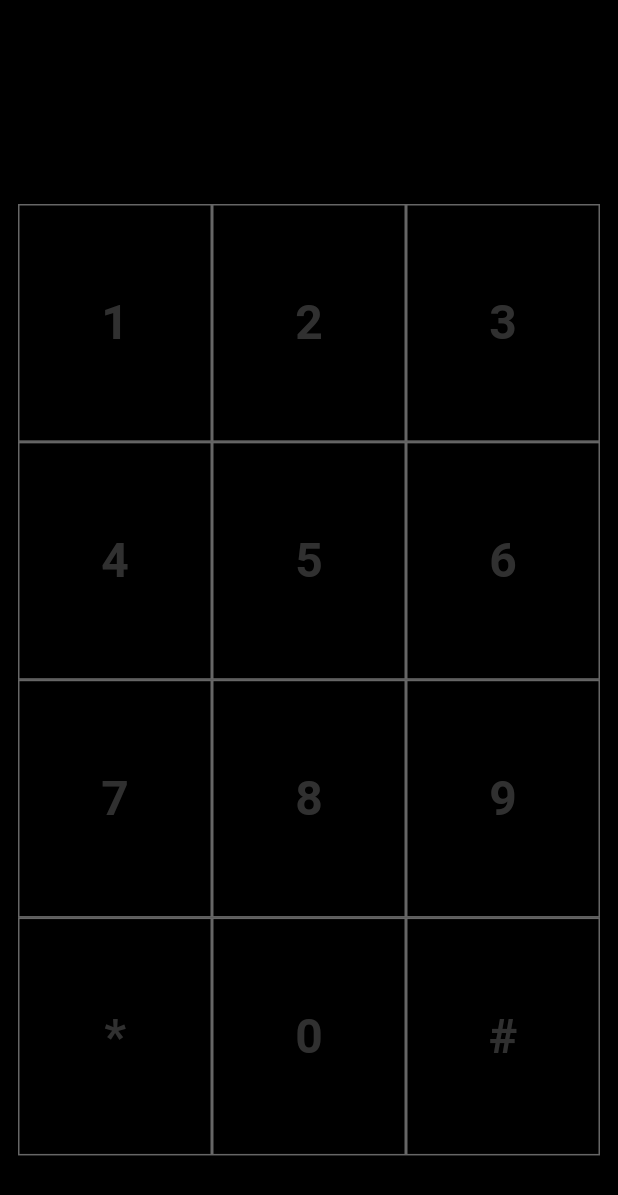
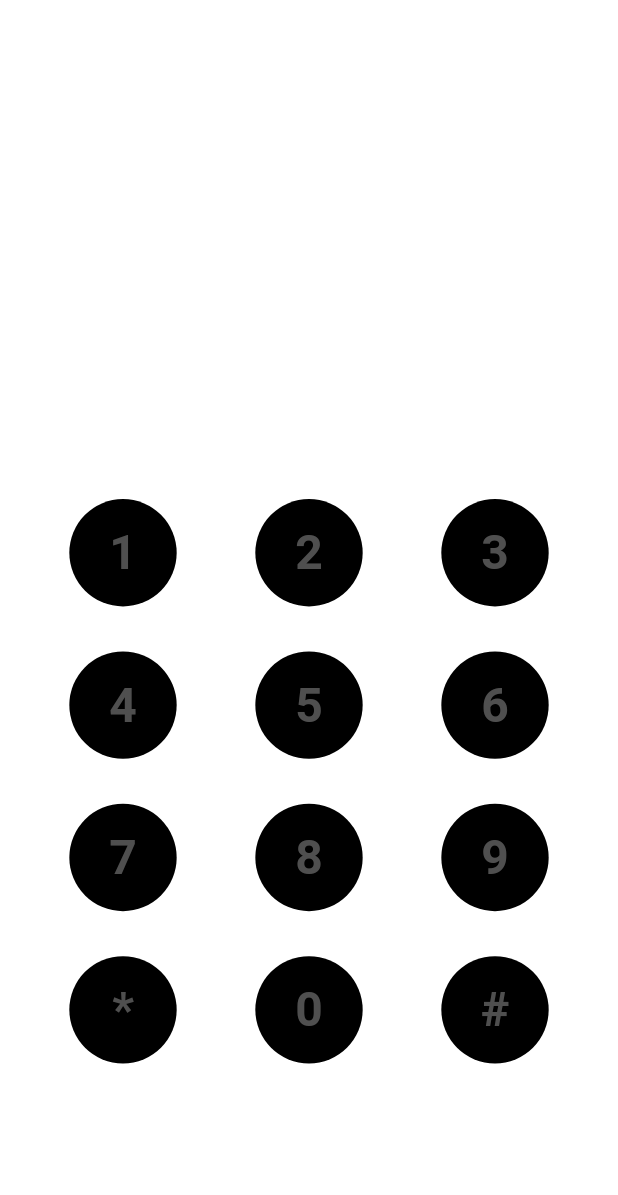
Before and after one commit to leejimin330/hwangsujinbabo, a Flutter app: the screen it shows after launch, on a phone screen of 412 x 824 dp. Shown: the top 1195 px of the screen. Run offline on Flutter 3.47's test engine with Material 2 defaults, Android fonts, the light colour scheme and no system bars; our stand-ins replace audioplayers, shared_preferences.

Commit message:
도어락 (밖) 디자인 수정

```diff
--- a/lib/main.dart
+++ b/lib/main.dart
@@ -24,7 +24,7 @@ class _AppState extends State<App> {
   String passwordInput = '';
   String notice = '';
   String wrongCount = '0';
-  Color noticeColor = Colors.white;
+  Color noticeColor = Colors.black;
   Map<String, dynamic> log = {
     '시간': '',
     '틀린 비밀번호': '',
@@ -36,7 +36,7 @@ class _AppState extends State<App> {
     passwordInitialization();
   }
 
-  Future passwordInitialization() async {
+  void passwordInitialization() async {
     passwordUpdated = await SharedPreferences.getInstance();
     if (passwordUpdated.getString('새 비밀번호') != null) {
       password = '';
@@ -87,7 +87,7 @@ class _AppState extends State<App> {
     if (isAsteriskPressed == false && passwordInput != '') {
       if (password == passwordInput) {
         if (noticeColor == Colors.red) {
-          noticeColor = Colors.white;
+          noticeColor = Colors.black;
         }
         if (isEmergencyAlarmOn) {
           emergencyAlarm.stop();
@@ -96,9 +96,9 @@ class _AppState extends State<App> {
         passwordInput = '';
         wrongCount = '0';
         notice = '';
-
+        //
         // 블루투스 신호 전달하기
-
+        //
       } else {
         wrongCount = (int.parse(wrongCount) + 1).toString();
         if (int.parse(wrongCount) >= 3) {
@@ -112,6 +112,9 @@ class _AppState extends State<App> {
         log['틀린 비밀번호'] = passwordInput;
         logJson = jsonEncode(log);
         passwordInput = '';
+        //
+        // 알림 전달
+        //
       }
       setState(() {});
     } else {
@@ -130,13 +133,13 @@ class _AppState extends State<App> {
   Widget build(BuildContext context) {
     return MaterialApp(
       home: Scaffold(
-        backgroundColor: Colors.black,
+        backgroundColor: Colors.white.withOpacity(0.99),
         body: Padding(
           padding: const EdgeInsets.only(
-            left: 12,
-            right: 12,
-            bottom: 24,
-            top: 60,
+            left: 20,
+            right: 20,
+            bottom: 100,
+            top: 250,
           ),
           child: Column(
             children: [
@@ -145,6 +148,7 @@ class _AppState extends State<App> {
                 child: Text(
                   notice,
                   style: TextStyle(
+                    fontWeight: FontWeight.w600,
                     fontSize: 32,
                     color: noticeColor,
                   ),
@@ -170,21 +174,23 @@ class _AppState extends State<App> {
                         onTap: () {
                           numberPressed('1');
                         },
+                        child: Padding(
+                          padding: const EdgeInsets.all(15),
                           child: Container(
                             alignment: Alignment.center,
-                          decoration: BoxDecoration(
-                            border: Border.all(
-                              color: Colors.white.withOpacity(0.4),
-                            ),
+                            decoration: const BoxDecoration(
+                              color: Colors.black,
+                              shape: BoxShape.circle,
                             ),
                             child: Text(
                               '1',
                               style: TextStyle(
                                 color: isAsteriskPressed
                                     ? Colors.white
-                                  : Colors.grey.withOpacity(0.3),
+                                    : Colors.grey.withOpacity(0.5),
                                 fontSize: 32,
                                 fontWeight: FontWeight.w600,
+                              ),
                             ),
                           ),
                         ),
@@ -196,21 +202,23 @@ class _AppState extends State<App> {
                         onTap: () {
                           numberPressed('2');
                         },
+                        child: Padding(
+                          padding: const EdgeInsets.all(15),
                           child: Container(
                             alignment: Alignment.center,
-                          decoration: BoxDecoration(
-                            border: Border.all(
-                              color: Colors.white.withOpacity(0.4),
-                            ),
+                            decoration: const BoxDecoration(
+                              color: Colors.black,
+                              shape: BoxShape.circle,
                             ),
                             child: Text(
                               '2',
                               style: TextStyle(
                                 color: isAsteriskPressed
                                     ? Colors.white
-                                  : Colors.grey.withOpacity(0.3),
+                                    : Colors.grey.withOpacity(0.5),
                                 fontSize: 32,
                                 fontWeight: FontWeight.w600,
+                              ),
                             ),
                           ),
                         ),
@@ -222,26 +230,28 @@ class _AppState extends State<App> {
                         onTap: () {
                           numberPressed('3');
                         },
+                        child: Padding(
+                          padding: const EdgeInsets.all(15),
                           child: Container(
                             alignment: Alignment.center,
-                          decoration: BoxDecoration(
-                            border: Border.all(
-                              color: Colors.white.withOpacity(0.4),
-                            ),
+                            decoration: const BoxDecoration(
+                              color: Colors.black,
+                              shape: BoxShape.circle,
                             ),
                             child: Text(
                               '3',
                               style: TextStyle(
                                 color: isAsteriskPressed
                                     ? Colors.white
-                                  : Colors.grey.withOpacity(0.3),
+                                    : Colors.grey.withOpacity(0.5),
                                 fontSize: 32,
                                 fontWeight: FontWeight.w600,
                               ),
                             ),
                           ),
                         ),
-                    )
+                      ),
+                    ),
                   ],
                 ),
               ),
@@ -255,21 +265,23 @@ class _AppState extends State<App> {
                         onTap: () {
                           numberPressed('4');
                         },
+                        child: Padding(
+                          padding: const EdgeInsets.all(15),
                           child: Container(
                             alignment: Alignment.center,
-                          decoration: BoxDecoration(
-                            border: Border.all(
-                              color: Colors.white.withOpacity(0.4),
-                            ),
+                            decoration: const BoxDecoration(
+                              color: Colors.black,
+                              shape: BoxShape.circle,
                             ),
                             child: Text(
                               '4',
                               style: TextStyle(
                                 color: isAsteriskPressed
                                     ? Colors.white
-                                  : Colors.grey.withOpacity(0.3),
+                                    : Colors.grey.withOpacity(0.5),
                                 fontSize: 32,
                                 fontWeight: FontWeight.w600,
+                              ),
                             ),
                           ),
                         ),
@@ -281,21 +293,23 @@ class _AppState extends State<App> {
                         onTap: () {
                           numberPressed('5');
                         },
+                        child: Padding(
+                          padding: const EdgeInsets.all(15),
                           child: Container(
                             alignment: Alignment.center,
-                          decoration: BoxDecoration(
-                            border: Border.all(
-                              color: Colors.white.withOpacity(0.4),
-                            ),
+                            decoration: const BoxDecoration(
+                              color: Colors.black,
+                              shape: BoxShape.circle,
                             ),
                             child: Text(
                               '5',
                               style: TextStyle(
                                 color: isAsteriskPressed
                                     ? Colors.white
-                                  : Colors.grey.withOpacity(0.3),
+                                    : Colors.grey.withOpacity(0.5),
                                 fontSize: 32,
                                 fontWeight: FontWeight.w600,
+                              ),
                             ),
                           ),
                         ),
@@ -307,26 +321,28 @@ class _AppState extends State<App> {
                         onTap: () {
                           numberPressed('6');
                         },
+                        child: Padding(
+                          padding: const EdgeInsets.all(15),
                           child: Container(
                             alignment: Alignment.center,
-                          decoration: BoxDecoration(
-                            border: Border.all(
-                              color: Colors.white.withOpacity(0.4),
-                            ),
+                            decoration: const BoxDecoration(
+                              color: Colors.black,
+                              shape: BoxShape.circle,
                             ),
                             child: Text(
                               '6',
                               style: TextStyle(
                                 color: isAsteriskPressed
                                     ? Colors.white
-                                  : Colors.grey.withOpacity(0.3),
+                                    : Colors.grey.withOpacity(0.5),
                                 fontSize: 32,
                                 fontWeight: FontWeight.w600,
                               ),
                             ),
                           ),
                         ),
-                    )
+                      ),
+                    ),
                   ],
                 ),
               ),
@@ -340,21 +356,23 @@ class _AppState extends State<App> {
                         onTap: () {
                           numberPressed('7');
                         },
+                        child: Padding(
+                          padding: const EdgeInsets.all(15),
                           child: Container(
                             alignment: Alignment.center,
-                          decoration: BoxDecoration(
-                            border: Border.all(
-                              color: Colors.white.withOpacity(0.4),
-                            ),
+                            decoration: const BoxDecoration(
+                              color: Colors.black,
+                              shape: BoxShape.circle,
                             ),
                             child: Text(
                               '7',
                               style: TextStyle(
                                 color: isAsteriskPressed
                                     ? Colors.white
-                                  : Colors.grey.withOpacity(0.3),
+                                    : Colors.grey.withOpacity(0.5),
                                 fontSize: 32,
                                 fontWeight: FontWeight.w600,
+                              ),
                             ),
                           ),
                         ),
@@ -366,21 +384,23 @@ class _AppState extends State<App> {
                         onTap: () {
                           numberPressed('8');
                         },
+                        child: Padding(
+                          padding: const EdgeInsets.all(15),
                           child: Container(
                             alignment: Alignment.center,
-                          decoration: BoxDecoration(
-                            border: Border.all(
-                              color: Colors.white.withOpacity(0.4),
-                            ),
+                            decoration: const BoxDecoration(
+                              color: Colors.black,
+                              shape: BoxShape.circle,
                             ),
                             child: Text(
                               '8',
                               style: TextStyle(
                                 color: isAsteriskPressed
                                     ? Colors.white
-                                  : Colors.grey.withOpacity(0.3),
+                                    : Colors.grey.withOpacity(0.5),
                                 fontSize: 32,
                                 fontWeight: FontWeight.w600,
+                              ),
                             ),
                           ),
                         ),
@@ -392,21 +412,23 @@ class _AppState extends State<App> {
                         onTap: () {
                           numberPressed('9');
                         },
+                        child: Padding(
+                          padding: const EdgeInsets.all(15),
                           child: Container(
                             alignment: Alignment.center,
-                          decoration: BoxDecoration(
-                            border: Border.all(
-                              color: Colors.white.withOpacity(0.4),
-                            ),
+                            decoration: const BoxDecoration(
+                              color: Colors.black,
+                              shape: BoxShape.circle,
                             ),
                             child: Text(
                               '9',
                               style: TextStyle(
                                 color: isAsteriskPressed
                                     ? Colors.white
-                                  : Colors.grey.withOpacity(0.3),
+                                    : Colors.grey.withOpacity(0.5),
                                 fontSize: 32,
                                 fontWeight: FontWeight.w600,
+                              ),
                             ),
                           ),
                         ),
@@ -425,21 +447,23 @@ class _AppState extends State<App> {
                         onTap: () {
                           asteriskPressed();
                         },
+                        child: Padding(
+                          padding: const EdgeInsets.all(15),
                           child: Container(
                             alignment: Alignment.center,
-                          decoration: BoxDecoration(
-                            border: Border.all(
-                              color: Colors.white.withOpacity(0.4),
-                            ),
+                            decoration: const BoxDecoration(
+                              color: Colors.black,
+                              shape: BoxShape.circle,
                             ),
                             child: Text(
                               '*',
                               style: TextStyle(
                                 color: isAsteriskPressed
                                     ? Colors.white
-                                  : Colors.grey.withOpacity(0.3),
+                                    : Colors.grey.withOpacity(0.5),
                                 fontSize: 32,
                                 fontWeight: FontWeight.w600,
+                              ),
                             ),
                           ),
                         ),
@@ -451,21 +475,23 @@ class _AppState extends State<App> {
                         onTap: () {
                           numberPressed('0');
                         },
+                        child: Padding(
+                          padding: const EdgeInsets.all(15),
                           child: Container(
                             alignment: Alignment.center,
-                          decoration: BoxDecoration(
-                            border: Border.all(
-                              color: Colors.white.withOpacity(0.4),
-                            ),
+                            decoration: const BoxDecoration(
+                              color: Colors.black,
+                              shape: BoxShape.circle,
                             ),
                             child: Text(
                               '0',
                               style: TextStyle(
                                 color: isAsteriskPressed
                                     ? Colors.white
-                                  : Colors.grey.withOpacity(0.3),
+                                    : Colors.grey.withOpacity(0.5),
                                 fontSize: 32,
                                 fontWeight: FontWeight.w600,
+                              ),
                             ),
                           ),
                         ),
@@ -479,26 +505,28 @@ class _AppState extends State<App> {
                             updatePassword();
                           }
                         },
+                        child: Padding(
+                          padding: const EdgeInsets.all(15),
                           child: Container(
                             alignment: Alignment.center,
-                          decoration: BoxDecoration(
-                            border: Border.all(
-                              color: Colors.white.withOpacity(0.4),
-                            ),
+                            decoration: const BoxDecoration(
+                              color: Colors.black,
+                              shape: BoxShape.circle,
                             ),
                             child: Text(
                               '#',
                               style: TextStyle(
                                 color: isAsteriskPressed
                                     ? Colors.white
-                                  : Colors.grey.withOpacity(0.3),
+                                    : Colors.grey.withOpacity(0.5),
                                 fontSize: 32,
                                 fontWeight: FontWeight.w600,
                               ),
                             ),
                           ),
                         ),
-                    )
+                      ),
+                    ),
                   ],
                 ),
               ),
```
Lines whose indentation alone changed are shown as unchanged.
